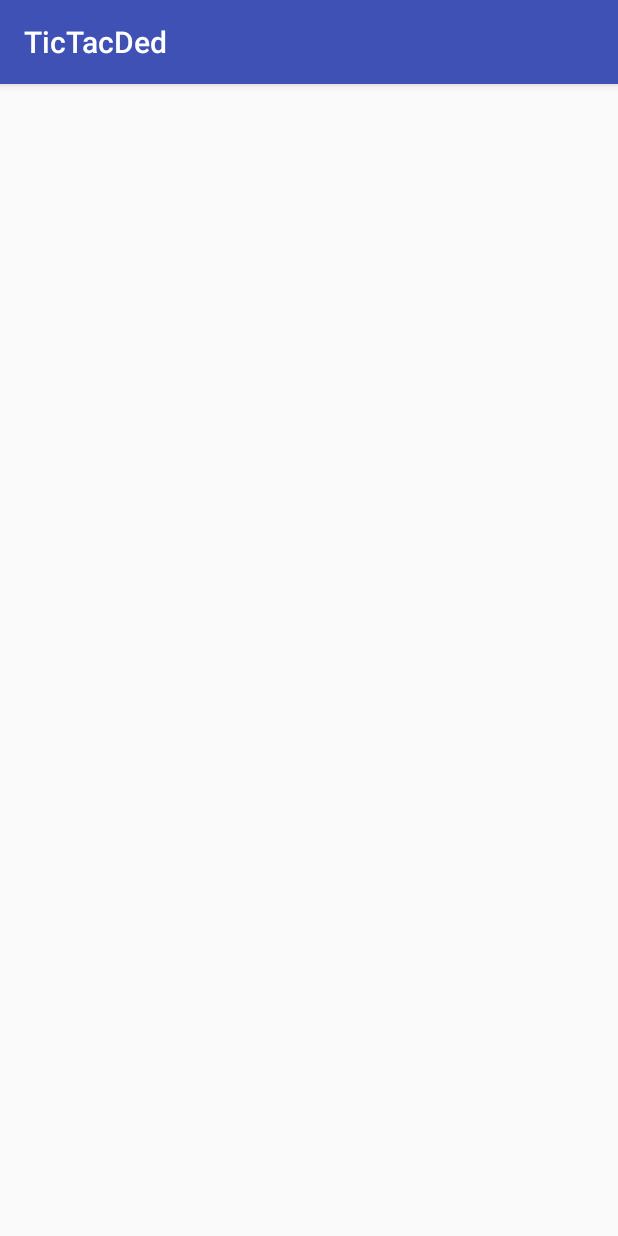
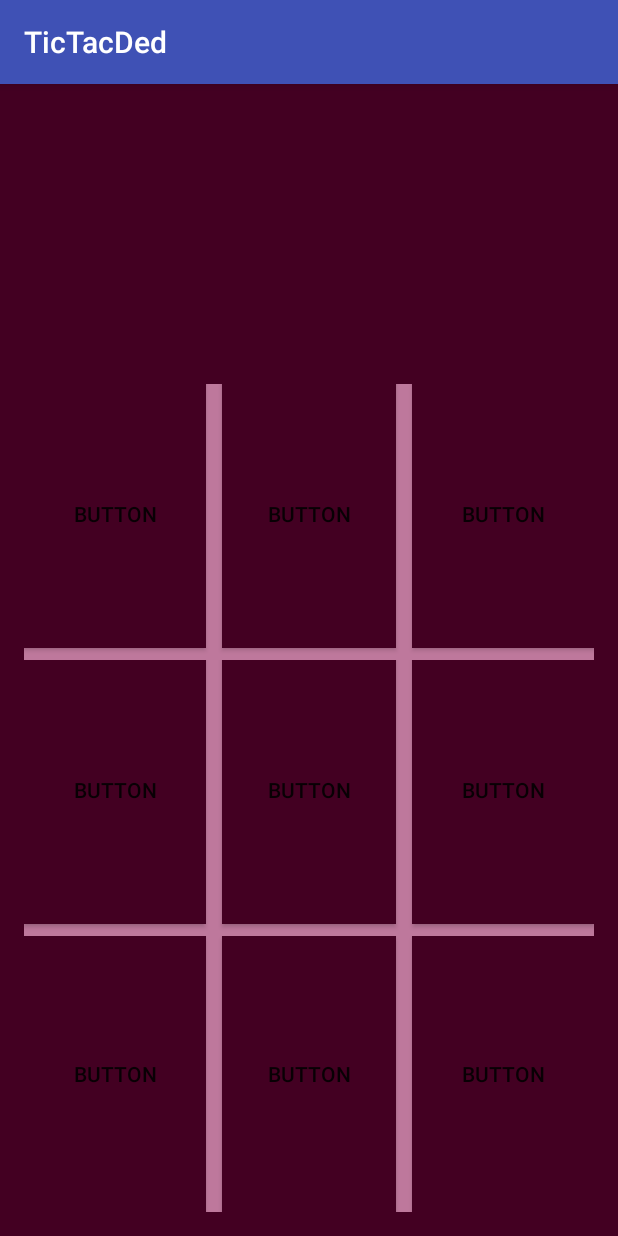
Before and after one commit to cryptonym0/tic-tac-toe, an Android app: the PlayGame screen opened directly, with no data from a screen before it, on a phone screen of 412 x 824 dp. Run offline under Robolectric (Android 15) with nearby library versions, the phone set to English and light mode, and no system bars.

Commit message:
Added grid for game

```diff
--- a/app/src/main/res/layout/activity_play_game.xml
+++ b/app/src/main/res/layout/activity_play_game.xml
@@ -1,5 +1,5 @@
 <?xml version="1.0" encoding="utf-8"?>
-<RelativeLayout xmlns:android="http://schemas.android.com/apk/res/android"
+<LinearLayout xmlns:android="http://schemas.android.com/apk/res/android"
     xmlns:tools="http://schemas.android.com/tools"
     android:id="@+id/activity_play_game"
     android:layout_width="match_parent"
@@ -8,6 +8,152 @@
     android:paddingLeft="@dimen/activity_horizontal_margin"
     android:paddingRight="@dimen/activity_horizontal_margin"
     android:paddingTop="@dimen/activity_vertical_margin"
-    tools:context="com.example.t00055219.tictacded.PlayGame">
+    tools:context="com.example.t00055219.tictacded.PlayGame"
+    android:orientation="vertical"
+    android:weightSum="4"
+    android:background="#430022">
 
-</RelativeLayout>
+    <LinearLayout
+        android:orientation="horizontal"
+        android:layout_width="match_parent"
+        android:layout_height="match_parent"
+        android:layout_weight="3"></LinearLayout>
+
+    <LinearLayout
+        android:orientation="vertical"
+        android:layout_width="match_parent"
+        android:layout_height="match_parent"
+        android:layout_weight="1"
+        android:background="#BE789C">
+
+        <LinearLayout
+            android:orientation="horizontal"
+            android:layout_width="match_parent"
+            android:layout_height="match_parent"
+            android:weightSum="3"
+            android:layout_weight="1">
+
+            <Button
+                android:text="Button"
+                android:layout_width="match_parent"
+                android:layout_height="match_parent"
+                android:id="@+id/button"
+                android:layout_weight="1"
+                android:layout_gravity="center_vertical"
+                android:layout_marginRight="5dp"
+                android:layout_marginBottom="5dp"
+                android:background="#430022" />
+
+            <Button
+                android:text="Button"
+                android:layout_width="match_parent"
+                android:layout_height="match_parent"
+                android:id="@+id/button2"
+                android:layout_weight="1"
+                android:layout_gravity="center_vertical"
+                android:layout_marginLeft="5dp"
+                android:layout_marginRight="5dp"
+                android:layout_marginBottom="5dp"
+                android:background="#430022" />
+
+            <Button
+                android:text="Button"
+                android:layout_width="match_parent"
+                android:layout_height="match_parent"
+                android:id="@+id/button3"
+                android:layout_weight="1"
+                android:layout_gravity="center_vertical"
+                android:layout_marginLeft="5dp"
+                android:layout_marginBottom="5dp"
+                android:background="#430022" />
+        </LinearLayout>
+
+        <LinearLayout
+            android:orientation="horizontal"
+            android:layout_width="match_parent"
+            android:layout_height="match_parent"
+            android:layout_weight="1"
+            android:weightSum="3">
+
+            <Button
+                android:text="Button"
+                android:layout_width="match_parent"
+                android:layout_height="match_parent"
+                android:id="@+id/button4"
+                android:layout_weight="1"
+                android:layout_gravity="center_vertical"
+                android:layout_marginRight="5dp"
+                android:layout_marginBottom="5dp"
+                android:background="#430022" />
+
+            <Button
+                android:text="Button"
+                android:layout_width="match_parent"
+                android:layout_height="match_parent"
+                android:id="@+id/button5"
+                android:layout_weight="1"
+                android:layout_gravity="center_vertical"
+                android:layout_marginLeft="5dp"
+                android:layout_marginRight="5dp"
+                android:layout_marginBottom="5dp"
+                android:background="#430022" />
+
+            <Button
+                android:text="Button"
+                android:layout_width="match_parent"
+                android:layout_height="match_parent"
+                android:id="@+id/button6"
+                android:layout_weight="1"
+                android:layout_gravity="center_vertical"
+                android:layout_marginLeft="5dp"
+                android:layout_marginBottom="5dp"
+                android:background="#430022" />
+
+        </LinearLayout>
+
+        <LinearLayout
+            android:orientation="horizontal"
+            android:layout_width="match_parent"
+            android:layout_height="match_parent"
+            android:layout_weight="1"
+            android:weightSum="3">
+
+            <Button
+                android:text="Button"
+                android:layout_width="match_parent"
+                android:layout_height="match_parent"
+                android:id="@+id/button7"
+                android:layout_weight="1"
+                android:layout_gravity="center_vertical"
+                android:layout_marginRight="5dp"
+
+                android:background="#430022" />
+
+            <Button
+                android:text="Button"
+                android:layout_width="match_parent"
+                android:layout_height="match_parent"
+                android:id="@+id/button8"
+                android:layout_weight="1"
+                android:layout_gravity="center_vertical"
+                android:layout_marginLeft="5dp"
+                android:layout_marginRight="5dp"
+
+                android:background="#430022" />
+
+            <Button
+                android:text="Button"
+                android:layout_width="match_parent"
+                android:layout_height="match_parent"
+                android:id="@+id/button9"
+                android:layout_weight="1"
+                android:layout_gravity="center_vertical"
+                android:layout_marginLeft="5dp"
+
+
+                android:background="#430022" />
+
+
+        </LinearLayout>
+    </LinearLayout>
+</LinearLayout>
```
